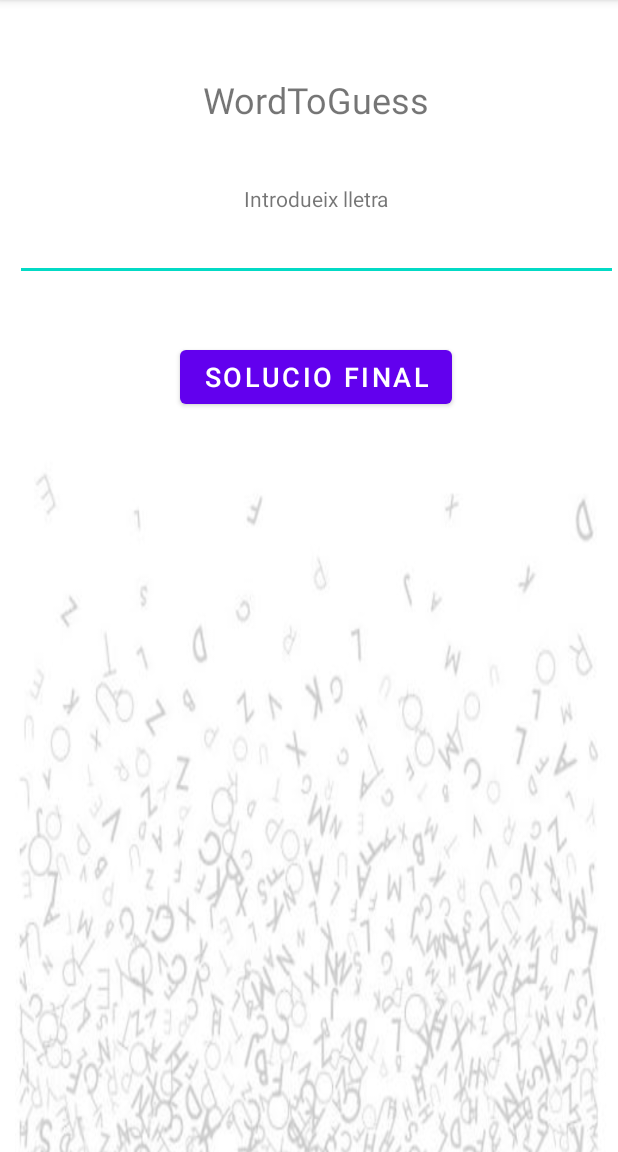
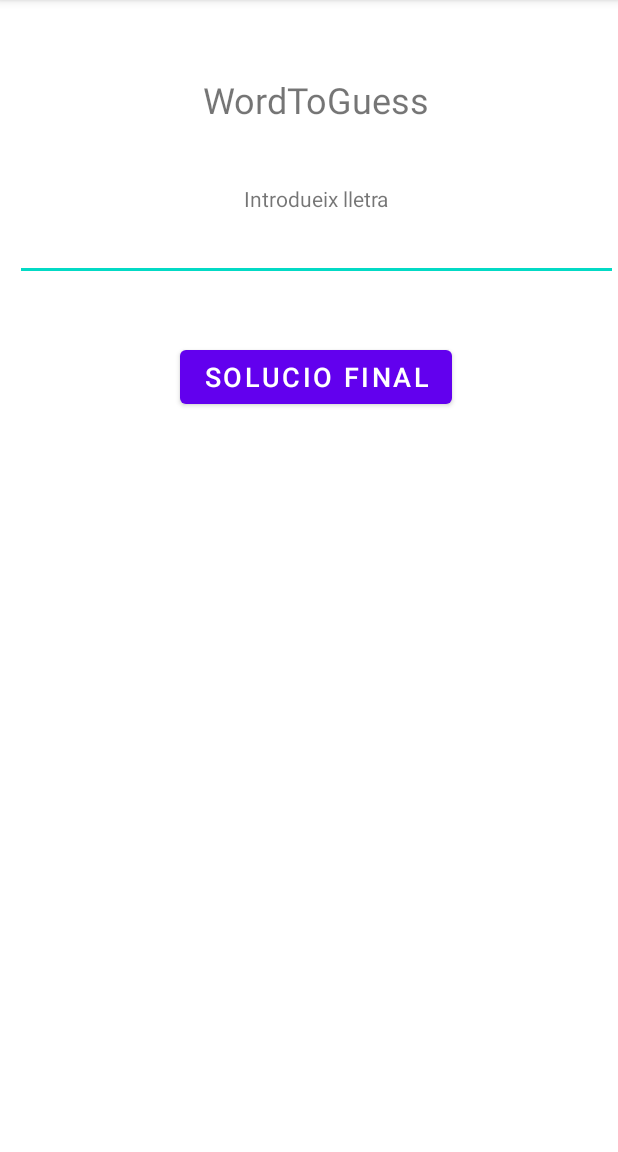
Before and after one commit to TCMAndroid2022/assigment2-Grup10, an Android app: the Game screen opened directly, with no data from a screen before it, on a phone screen of 412 x 824 dp, the part 84-1236 px from its top. Run offline under Robolectric (Android 15) with nearby library versions, the phone set to English and light mode, and no system bars; our stand-ins replace Room's generated code, Volley; network calls fail.

Commit message:
commit 63

```diff
--- a/app/src/main/java/cat/tecnocampus/mobileapps/practica2/LluisBoschNadal/IvanCarolNavas/MaricelNavarroSagarra/Ranking.java
+++ b/app/src/main/java/cat/tecnocampus/mobileapps/practica2/LluisBoschNadal/IvanCarolNavas/MaricelNavarroSagarra/Ranking.java
@@ -110,7 +110,7 @@ public class Ranking extends AppCompatActivity implements PlayerAdapter.OnItemCl
     public void onItemClick(int position) {
         Intent intent_info = new Intent(this,RankingInfo.class);
         intent_info.putExtra("nickname_info", dataSet.get(position).getNickname());
-        Log.v("NICK", dataSet.get(position).getNickname());
+        intent_info.putExtra("puntuacio_info", dataSet.get(position).getPuntuacio());
         startActivity(intent_info);
     }
 }
--- a/app/src/main/java/cat/tecnocampus/mobileapps/practica2/LluisBoschNadal/IvanCarolNavas/MaricelNavarroSagarra/RankingInfo.java
+++ b/app/src/main/java/cat/tecnocampus/mobileapps/practica2/LluisBoschNadal/IvanCarolNavas/MaricelNavarroSagarra/RankingInfo.java
@@ -16,6 +16,7 @@ public class RankingInfo extends AppCompatActivity {
     TextView textView_puntuacio;
 
     String nickname;
+    int puntuacio;
 
     ArrayList<PlayerGlobal> dataSet;
     RecyclerView recyclerView;
@@ -49,9 +50,11 @@ public class RankingInfo extends AppCompatActivity {
         Bundle extras = getIntent().getExtras();
         if(extras != null) {
             nickname = extras.getString("nickname_info");
+            puntuacio = extras.getInt("puntuacio_info");
         }
 
         textView_nickname.setText(new StringBuilder().append(textView_nickname.getText()).append(nickname).toString());
+        textView_puntuacio.setText(new StringBuilder().append(textView_puntuacio.getText()).append(String.valueOf(puntuacio)).toString());
 
         omplirRecylcerView();
     }
--- a/app/src/main/res/layout/activity_game.xml
+++ b/app/src/main/res/layout/activity_game.xml
@@ -51,12 +51,4 @@
         android:onClick="onSolve"
         android:text="Solucio final"
         android:textSize="18sp" />
-
-    <androidx.constraintlayout.widget.ConstraintLayout
-        android:layout_width="match_parent"
-        android:layout_height="552dp"
-        android:background="@drawable/lletres2">
-
-    </androidx.constraintlayout.widget.ConstraintLayout>
-
 </LinearLayout>
--- a/app/src/main/res/layout/activity_main.xml
+++ b/app/src/main/res/layout/activity_main.xml
@@ -6,7 +6,6 @@
     android:layout_height="wrap_content"
     android:gravity="center"
     android:orientation="vertical"
-    android:background="@drawable/lletres"
     tools:context=".MainActivity">
 
     <ImageView
```
Also changed, not shown: app/src/main/res/drawable/lletres.jpg (deleted), app/src/main/res/drawable/lletres2.JPG (deleted).
